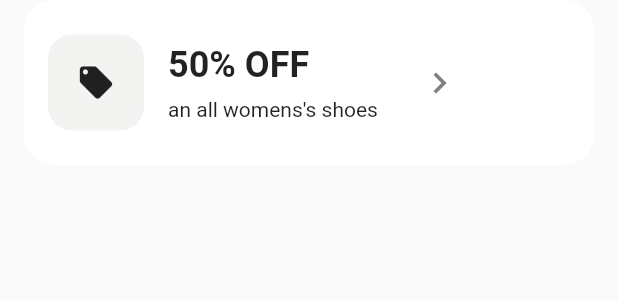
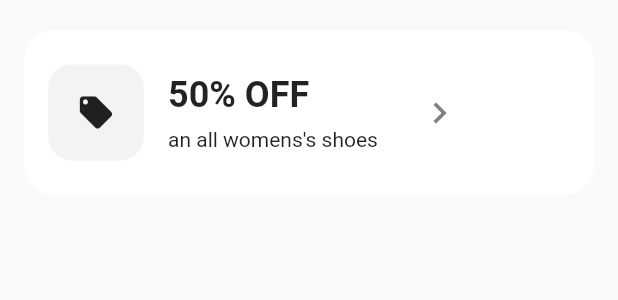
Before and after one commit to dancx5739/app_consumo_servicios, a Flutter app: the StoreOffer widget shown alone on an empty page, opened directly, on a phone screen of 412 x 824 dp. Shown: the top 300 px of the screen. Run offline on Flutter 3.47's test engine with Material 2 defaults, Android fonts, the phone set to English and light mode, and no system bars; our stand-ins replace dio; network calls fail.

Commit message:
search bar update 3

```diff
--- a/lib/ui/views/home/widgets/store_categories.dart
+++ b/lib/ui/views/home/widgets/store_categories.dart
@@ -55,7 +55,7 @@ class _StoreCategoriesState extends State<StoreCategories> {
           // final category = categories[index];
 
           return Container(
-            margin: const EdgeInsets.only(top: 16),
+            margin: const EdgeInsets.only(top: 24),
             width: 100,
             height: 130,
             child: Column(
--- a/lib/ui/views/home/widgets/store_offer.dart
+++ b/lib/ui/views/home/widgets/store_offer.dart
@@ -9,7 +9,7 @@ class StoreOffer extends StatelessWidget {
   @override
   Widget build(BuildContext context) {
     return Container(
-      margin: const EdgeInsets.only(right: 16, left: 16,bottom: 20),
+      margin: const EdgeInsets.only(right: 16, left: 16,bottom: 20, top: 20),
       width: double.infinity,
       height: 110,
       decoration: BoxDecoration(
```
